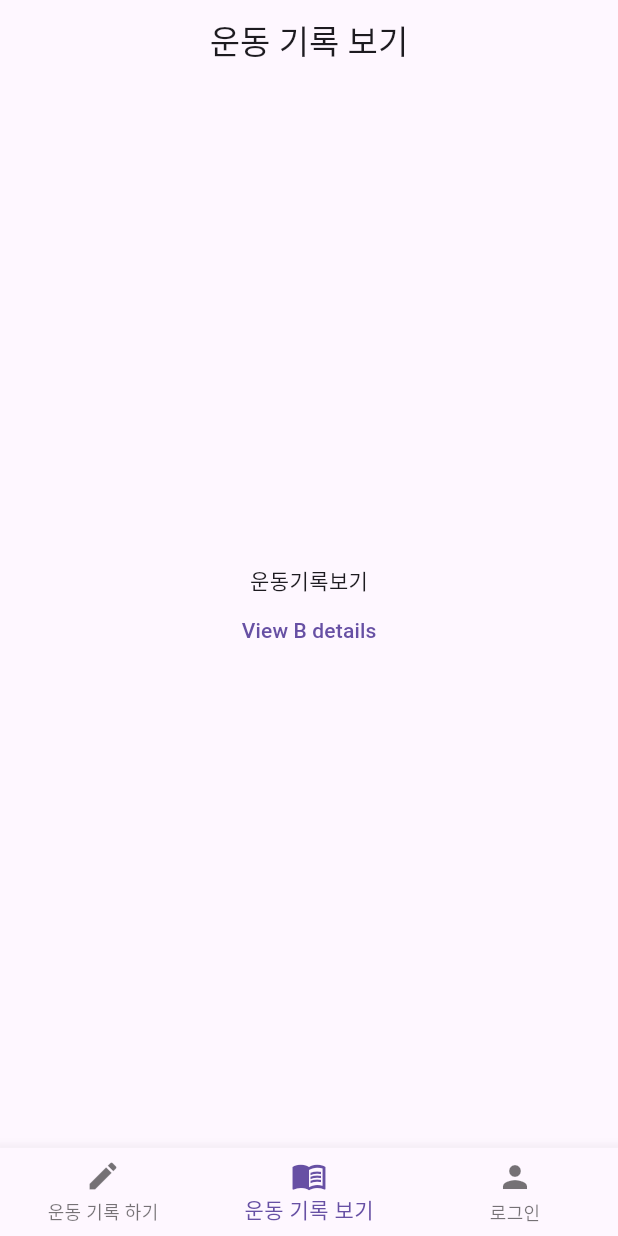
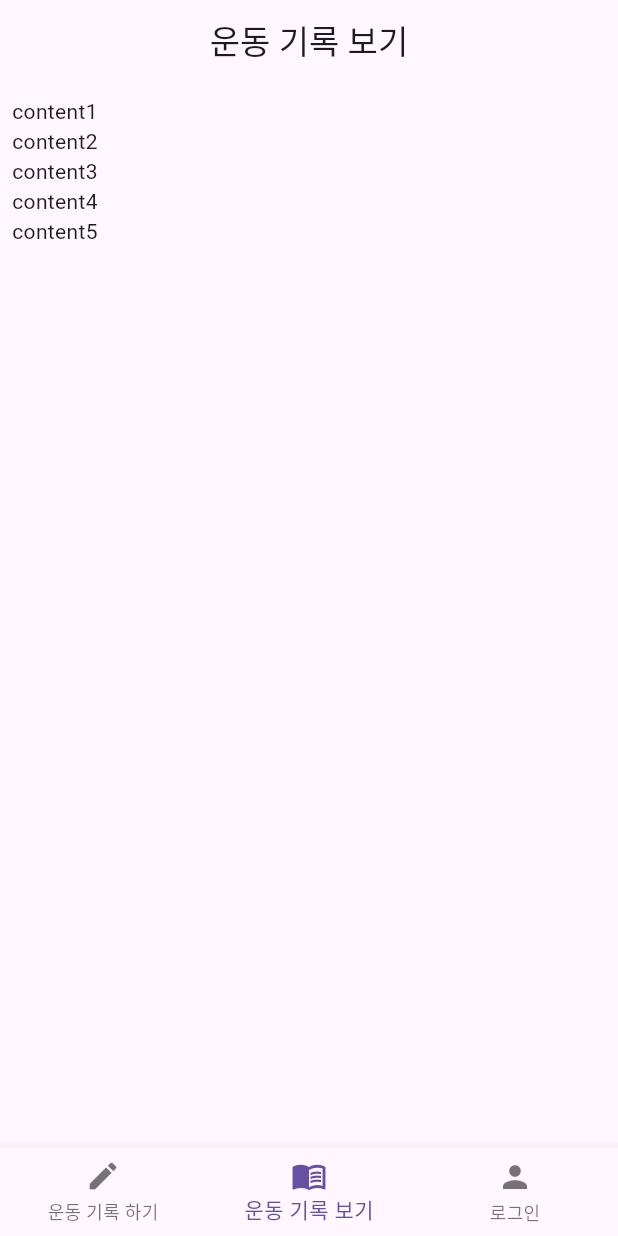
Before and after one commit to betrider/fittrix, a Flutter app: the RecordViewScreen screen opened by its route, on a phone screen of 412 x 824 dp. Run offline on Flutter 3.47's test engine with Material 2 defaults, Android fonts, the phone set to English and light mode, and no system bars; our stand-ins replace cached_network_image, equatable, flutter_riverpod, fluttertoast, go_router, video_player.

Commit message:
record 모델 수정 및 safeArea 오류 수정

```diff
--- a/lib/main.dart
+++ b/lib/main.dart
@@ -5,6 +5,7 @@ import 'package:flutter_riverpod/flutter_riverpod.dart';
 
 void main() {
   WidgetsFlutterBinding.ensureInitialized();
+
   runApp(
     ProviderScope(
       overrides: [
--- a/lib/repositories/record_repository.dart
+++ b/lib/repositories/record_repository.dart
@@ -58,6 +58,8 @@ class FakeRecordRepository implements RecordRepository {
 
 /// 운동 기록
 class Record {
+  /// 아이디
+  late final String id;
   /// 제목
   final DateTime createdAt;
   /// 내용
@@ -66,5 +68,7 @@ class Record {
   Record({
     required this.createdAt,
     required this.content,
-  });
+  }){
+    id = createdAt.toString();
+  }
 }
--- a/lib/screens/main_screen.dart
+++ b/lib/screens/main_screen.dart
@@ -16,8 +16,7 @@ class MainScreen extends ConsumerWidget {
 
   @override
   Widget build(BuildContext context, WidgetRef ref) {
-    return SafeArea(
-      child: WillPopScope(
+    return WillPopScope(
       onWillPop: onBackPressed,
       child: Scaffold(
         body: child,
@@ -40,7 +39,6 @@ class MainScreen extends ConsumerWidget {
           onTap: (int idx) => _onItemTapped(idx, context, ref),
         ),
       ),
-      ),
     );
   }
 
@@ -61,12 +59,6 @@ class MainScreen extends ConsumerWidget {
   void _onItemTapped(int index, BuildContext context, WidgetRef ref) async {
     switch (index) {
       case 0:
-        final String location = GoRouterState.of(context).uri.toString();
-        if (location.startsWith(Routes.home) == false) {
-          GoRouter.of(context).go(Routes.home);
-          return;
-        }
-
         final authStatus = ref.read(authProvider).status;
         if (authStatus == AuthState.authorized) {
           await customShowMenu(
--- a/lib/screens/record_view_screen.dart
+++ b/lib/screens/record_view_screen.dart
@@ -1,12 +1,15 @@
+import 'package:fittrix/providers/record_provider.dart';
+import 'package:fittrix/utils/utils.dart';
 import 'package:flutter/material.dart';
-import 'package:go_router/go_router.dart';
+import 'package:flutter_riverpod/flutter_riverpod.dart';
 
 /// 운동 기록 보기 화면
-class RecordViewScreen extends StatelessWidget {
+class RecordViewScreen extends ConsumerWidget {
   const RecordViewScreen({super.key});
 
   @override
-  Widget build(BuildContext context) {
+  Widget build(BuildContext context, WidgetRef ref) {
+    var result = ref.watch(recordNotifierProvider);
     return Scaffold(
       appBar: AppBar(
         title: const Text('운동 기록 보기'),
@@ -15,19 +18,26 @@ class RecordViewScreen extends StatelessWidget {
       body: SafeArea(
         child: Padding(
           padding: const EdgeInsets.all(8),
-          child: Center(
-            child: Column(
-              mainAxisSize: MainAxisSize.min,
-              children: <Widget>[
-                const Text('운동기록보기'),
-                TextButton(
-                  onPressed: () {
-                    GoRouter.of(context).go('/b/details');
-                  },
-                  child: const Text('View B details'),
-                ),
-              ],
-            ),
+          child: result.when(
+            data: (data) {
+              return ListView.builder(
+                itemCount: data.length,
+                itemBuilder: (context, index) {
+                  var record = data[index];
+                  return Text(record.content);
+                },
+              );
+            },
+            error: (error, stackTrace) {
+              return CustomErrorWidget(
+                onPressed: () {
+                  ref.invalidate(recordNotifierProvider);
+                },
+              );
+            },
+            loading: () {
+              return const Center(child: CircularProgressIndicator());
+            },
           ),
         ),
       ),
--- a/lib/utils/utils.dart
+++ b/lib/utils/utils.dart
@@ -1,3 +1,4 @@
 export 'enums.dart';
 export 'extensions.dart';
 export 'utility.dart';
+export 'widgets/widgets.dart';
--- /dev/null
+++ b/lib/utils/widgets/widgets.dart
@@ -0,0 +1 @@
+export 'custom_error_widget.dart';
```
Also changed, not shown: lib/providers/record_provider.dart (+41 -0 lines), lib/route.dart (+19 -6 lines), lib/screens/home_screen.dart (+4 -7 lines), lib/utils/widgets/custom_error_widget.dart (added, +40 -0 lines). Lines whose indentation alone changed are shown as unchanged.
